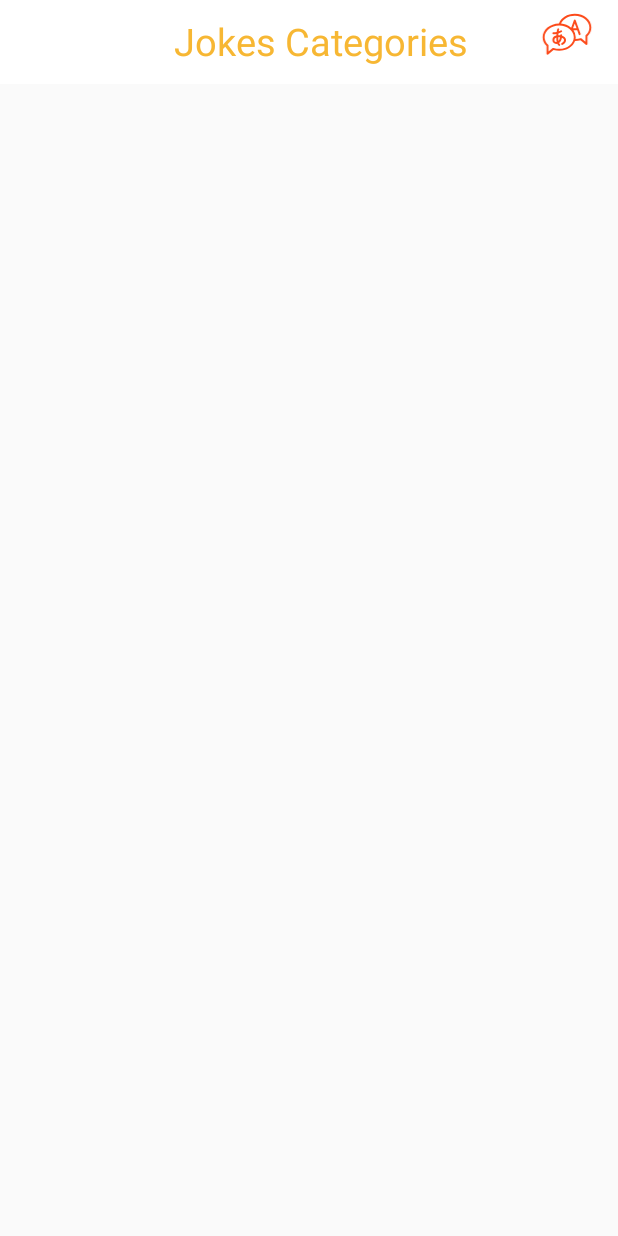
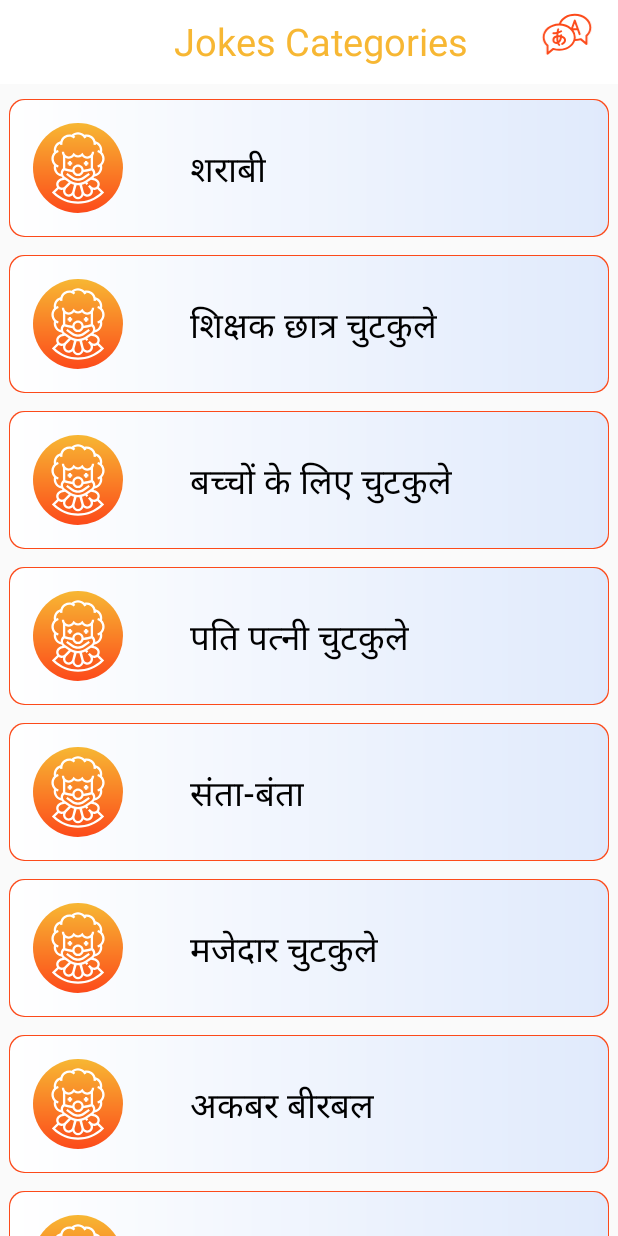
Before and after one commit to mrDarkk/Jokes, an Android app: the categoriesActivity screen opened directly, with no data from a screen before it, on a phone screen of 412 x 824 dp. Run offline under Robolectric (Android 15) with nearby library versions, the phone set to English and light mode, and no system bars; our stand-ins replace AdMob, CircleImageView.

Commit message:
some new changes

```diff
--- a/build.gradle
+++ b/build.gradle
@@ -7,7 +7,7 @@ buildscript {
         jcenter()
     }
     dependencies {
-        classpath 'com.android.tools.build:gradle:3.2.1'
+        classpath 'com.android.tools.build:gradle:3.4.0'
 
 
         // NOTE: Do not place your application dependencies here; they belong
--- a/jokes/src/main/java/com/bhupendra/joke/categoriesActivity.java
+++ b/jokes/src/main/java/com/bhupendra/joke/categoriesActivity.java
@@ -34,10 +34,10 @@ public class categoriesActivity extends AppCompatActivity {
         //Log.d(TAG, "onCreate: started.");
 
 
-        MobileAds.initialize(this,
-                "ca-app-pub-2861056896636349~6727790187");
+//        MobileAds.initialize(this,
+//                "ca-app-pub-2861056896636349~6727790187");
 
-        mAdView = findViewById(R.id.adView);
+      //  mAdView = findViewById(R.id.adView);
         img = findViewById(R.id.change_lang);
 
 
@@ -53,9 +53,9 @@ public class categoriesActivity extends AppCompatActivity {
             }
         });
 
-
-        AdRequest adRequest = new AdRequest.Builder().addTestDevice(AdRequest.DEVICE_ID_EMULATOR).build();
-        mAdView.loadAd(adRequest);
+//
+//        AdRequest adRequest = new AdRequest.Builder().addTestDevice(AdRequest.DEVICE_ID_EMULATOR).build();
+//        mAdView.loadAd(adRequest);
 
         initImageBitmaps();
 
@@ -75,7 +75,7 @@ public class categoriesActivity extends AppCompatActivity {
         mNames.add("राजनीति");
         mNames.add("18+");
 
-       // initRecyclerView();
+        initRecyclerView();
     }
 
 
--- a/jokes/src/main/res/layout/activity_categories.xml
+++ b/jokes/src/main/res/layout/activity_categories.xml
@@ -81,17 +81,16 @@
 
     </android.support.v7.widget.RecyclerView>
 
-    <com.google.android.gms.ads.AdView
-        xmlns:ads="http://schemas.android.com/apk/res-auto"
-        android:id="@+id/adView"
-        android:layout_width="match_parent"
-        android:layout_height="wrap_content"
-        android:background="#000000"
-        android:layout_centerHorizontal="true"
-        android:layout_alignParentBottom="true"
-        ads:adSize="BANNER"
-        ads:adUnitId="ca-app-pub-2861056896636349/8760601740">
-    </com.google.android.gms.ads.AdView>
+    <!--<com.google.android.gms.ads.AdView-->
+        <!--xmlns:ads="http://schemas.android.com/apk/res-auto"-->
+        <!--android:id="@+id/adView"-->
+        <!--android:layout_width="match_parent"-->
+        <!--android:layout_height="wrap_content"-->
+        <!--android:background="#000000"-->
+        <!--android:layout_alignParentBottom="true"-->
+        <!--ads:adSize="BANNER"-->
+        <!--ads:adUnitId="ca-app-pub-2861056896636349/8760601740">-->
+    <!--</com.google.android.gms.ads.AdView>-->
 
 
 
```
Also changed, not shown: gradle/wrapper/gradle-wrapper.properties, 1030 other files.
